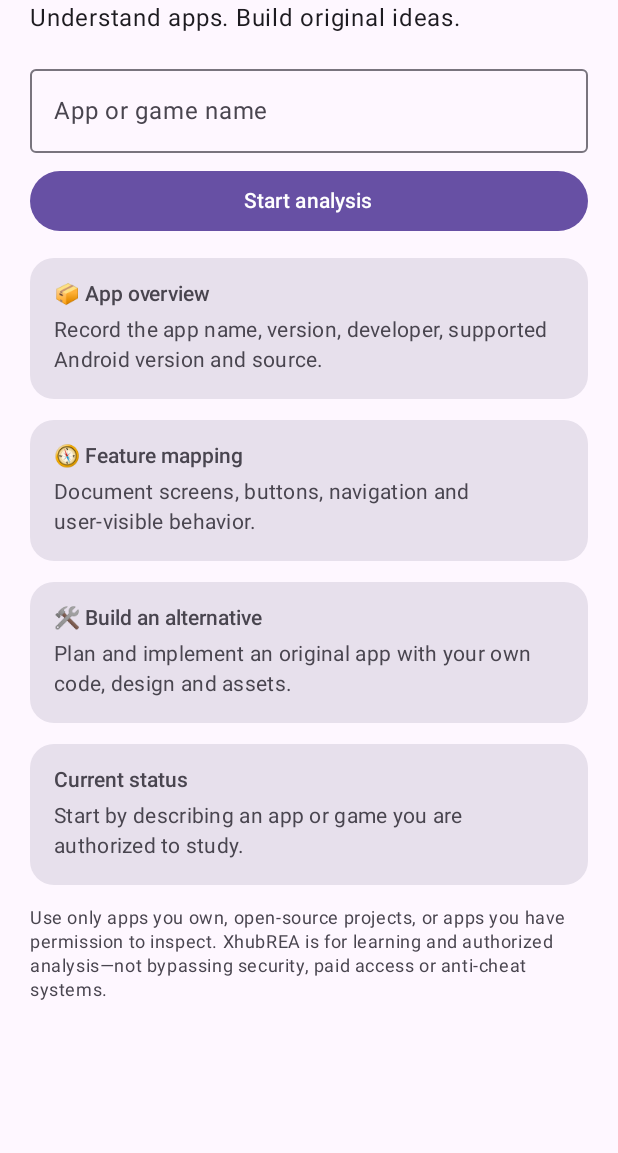
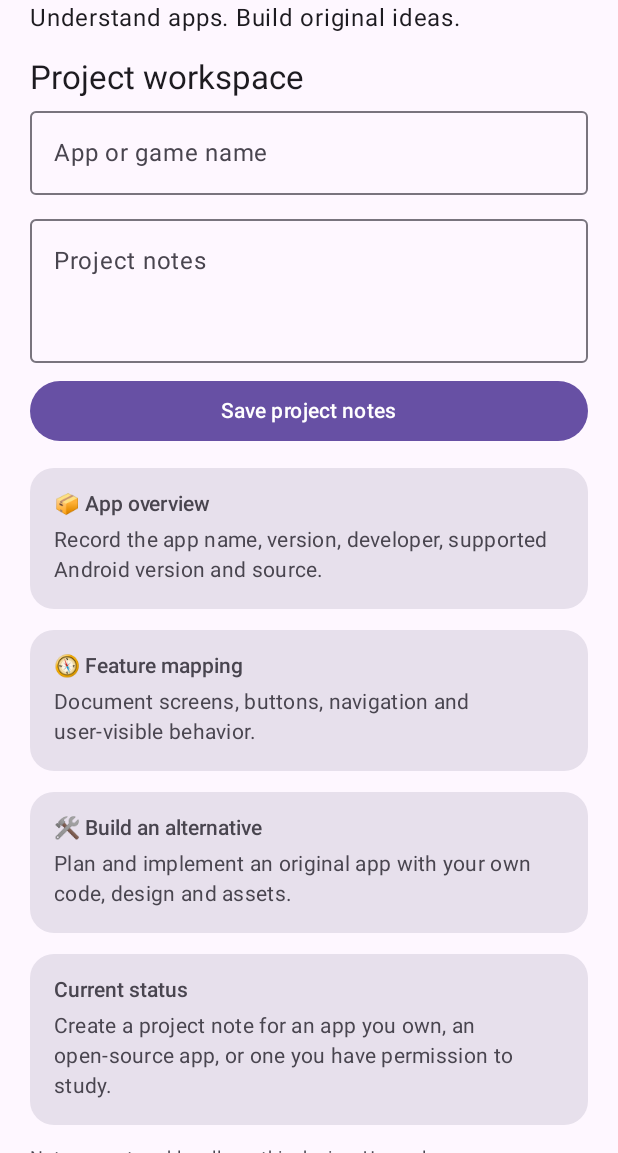
Before and after one commit to ashishxhub/XhubREA, an Android app built with Jetpack Compose: the composable XhubReaDashboard shown on its own in the app's theme, on a phone screen of 412 x 824 dp, the part 83-1236 px from its top. Run offline under Robolectric (Android 15) with nearby library versions, the phone set to English and light mode, and no system bars.

Commit message:
Add persistent local project notes workspace

```diff
--- a/app/src/main/java/com/ashishxhub/xhubrea/MainActivity.kt
+++ b/app/src/main/java/com/ashishxhub/xhubrea/MainActivity.kt
@@ -27,6 +27,7 @@ import androidx.compose.runtime.mutableStateOf
 import androidx.compose.runtime.remember
 import androidx.compose.runtime.setValue
 import androidx.compose.ui.Modifier
+import androidx.compose.ui.platform.LocalContext
 import androidx.compose.ui.text.font.FontWeight
 import androidx.compose.ui.unit.dp
 import androidx.compose.ui.unit.sp
@@ -46,9 +47,15 @@ class MainActivity : ComponentActivity() {
 
 @Composable
 private fun XhubReaDashboard() {
-    var target by remember { mutableStateOf("") }
+    val context = LocalContext.current
+    val preferences = remember {
+        context.getSharedPreferences("xhubrea_project", android.content.Context.MODE_PRIVATE)
+    }
+
+    var target by remember { mutableStateOf(preferences.getString("project_name", "") ?: "") }
+    var notes by remember { mutableStateOf(preferences.getString("project_notes", "") ?: "") }
     var status by remember {
-        mutableStateOf("Start by describing an app or game you are authorized to study.")
+        mutableStateOf("Create a project note for an app you own, an open-source app, or one you have permission to study.")
     }
 
     LazyColumn(
@@ -69,6 +76,7 @@ private fun XhubReaDashboard() {
             )
         }
         item {
+            Text("Project workspace", style = MaterialTheme.typography.titleLarge)
             OutlinedTextField(
                 value = target,
                 onValueChange = { target = it },
@@ -78,17 +86,30 @@ private fun XhubReaDashboard() {
                 singleLine = true
             )
             Spacer(modifier = Modifier.height(8.dp))
+            OutlinedTextField(
+                value = notes,
+                onValueChange = { notes = it },
+                modifier = Modifier.fillMaxWidth(),
+                label = { Text("Project notes") },
+                placeholder = { Text("Write visible features, screens and behavior...") },
+                minLines = 4
+            )
+            Spacer(modifier = Modifier.height(8.dp))
             Button(
                 onClick = {
-                    status = if (target.isBlank()) {
-                        "Please enter an app or game name first."
+                    if (target.isBlank()) {
+                        status = "Enter an app or game name before saving."
                     } else {
-                        "Project noted: $target. Next, collect its public details and document its visible features."
+                        preferences.edit()
+                            .putString("project_name", target.trim())
+                            .putString("project_notes", notes)
+                            .apply()
+                        status = "Saved on this device: ${target.trim()}"
                     }
                 },
                 modifier = Modifier.fillMaxWidth()
             ) {
-                Text("Start analysis")
+                Text("Save project notes")
             }
         }
         item {
@@ -114,7 +135,7 @@ private fun XhubReaDashboard() {
         }
         item {
             Text(
-                text = "Use only apps you own, open-source projects, or apps you have permission to inspect. XhubREA is for learning and authorized analysis—not bypassing security, paid access or anti-cheat systems.",
+                text = "Notes are stored locally on this device. Use only apps you own, open-source projects, or apps you have permission to inspect. Do not use this project to bypass security, paid access, authentication or anti-cheat systems.",
                 style = MaterialTheme.typography.bodySmall,
                 color = MaterialTheme.colorScheme.onSurfaceVariant
             )
```
